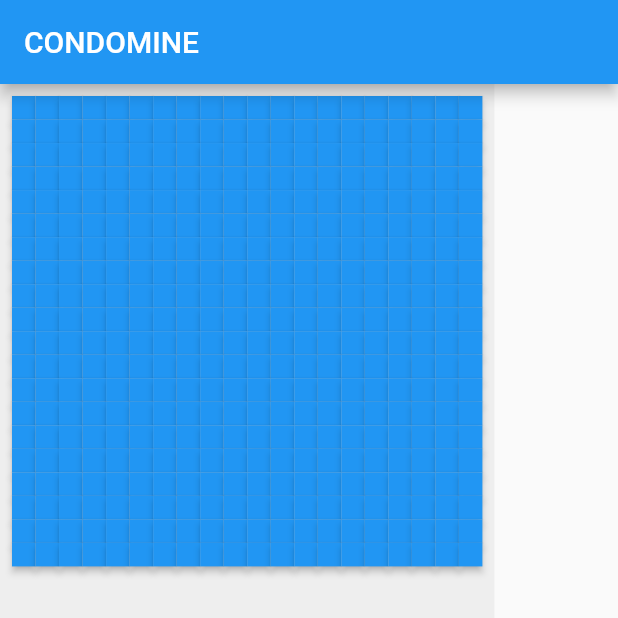
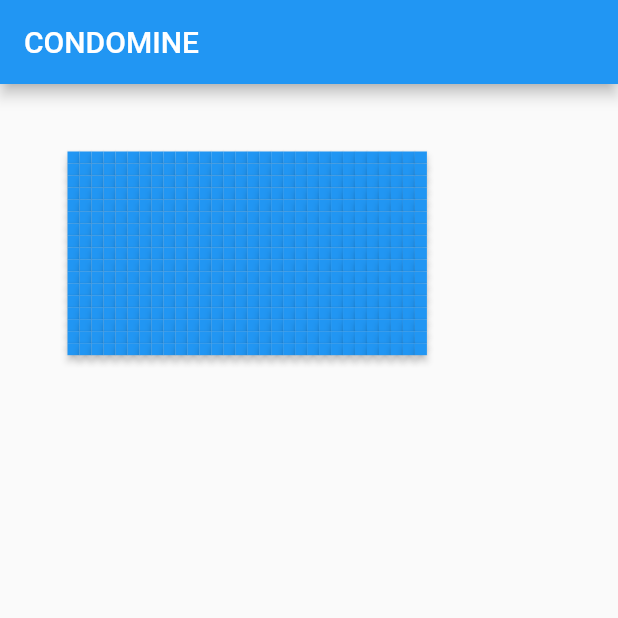
Before and after one commit to WillianColombo/condomine, a Flutter app: the screen it shows after launch, on a phone screen of 412 x 824 dp, the top half of it. Run offline on Flutter 3.47's test engine with Material 2 defaults, Android fonts, the phone set to English and light mode, and no system bars.

Commit message:
Tentativas de mudança do tabuleiro para uma matriz com coordenadas

```diff
--- a/lib/main.dart
+++ b/lib/main.dart
@@ -16,7 +16,7 @@ class MyApp extends StatelessWidget {
         appBar: AppBar(
           title: const Text('CONDOMINE'),
         ),
-        body: Tabuleiro(), // Vincula o tabuleiro a tela
+        body: const Tabuleiro(), // Vincula o tabuleiro a tela
       ),
     );
   }
--- a/lib/models/campo.dart
+++ b/lib/models/campo.dart
@@ -1,15 +1,32 @@
 import 'package:flutter/material.dart';
-import 'package:campominado/models/tabuleiro.dart';
 
-class Campo extends StatelessWidget {
-  //const Campo({super.key});
+class Campo extends StatefulWidget {
+  //Campo({super.key});
 
+    int? _numColuna;
+    int? _numLinha;
+
+  Campo(this._numColuna, this._numLinha, {super.key});
+
+  @override
+  State<Campo> createState() => _CampoState();
+}
+
+class _CampoState extends State<Campo> {
   bool _minado = false;
   bool _aberto = false;
   int qtdBombasAdj = 0;
 
   void _abrir(){
     print("Abrir");
+    _aberto = true;
+
+    if(_aberto = true) {
+      Text("1");
+      print("Mudar");
+    }
+
+
   }
 
   @override
--- a/lib/models/tabuleiro.dart
+++ b/lib/models/tabuleiro.dart
@@ -1,37 +1,40 @@
 import 'package:campominado/models/campo.dart';
 import 'package:flutter/material.dart';
-import 'package:window_manager/window_manager.dart';
 
-  class Tabuleiro extends StatelessWidget {
-    Tabuleiro({super.key});
+  class Tabuleiro extends StatefulWidget {
+    const Tabuleiro({super.key});
 
-    final int _linhas = 20; //Define o número de linhas para o tabuleiro
-    final int _colunas = 20; //Define o número de colunas para o tabuleiro
-    int columnCount = 0;
+    @override
+    State<Tabuleiro> createState() => _TabuleiroState();
+  }
+
+  class _TabuleiroState extends State<Tabuleiro> {
+    final int _linhas = 17; //Define o número de linhas para o tabuleiro
+    final int _colunas = 30; //Define o número de colunas para o tabuleiro
+
+    int i = 0;
+    int j = 0;
 
     @override
     Widget build(BuildContext context) {
-      Size screenSize = MediaQuery.of(context).size;
+      Size screenSize = MediaQuery.of(context).size; //Recebe a proporção de tela do dispositivo
 
-      double proporcao = screenSize.width*0.8/screenSize.height;
-      print(proporcao);
-      print("Altura: ${screenSize.height}");
-      print("Largura: ${screenSize.width*0.8}");
-
-  return Container(
-    height: screenSize.height,
-    width: screenSize.width*0.8,
-    color: Colors.grey[200],
-    padding: const EdgeInsets.all(8.0),
+      return Container(
+    height: screenSize.height, //Define a altura do container
+    width: screenSize.width*0.8, //Define a largura do container
+    //color: Color.fromARGB(255, 255, 255, 255),
+    padding: const EdgeInsets.all(45.0),
     child: GridView.builder(
       shrinkWrap: true,
-      //physics: const NeverScrollableScrollPhysics(),
+      //physics: const NeverScrollableScrollPhysics(), //Impede a utilização do scroll
       gridDelegate: SliverGridDelegateWithFixedCrossAxisCount(
-        crossAxisCount: _colunas,
+        crossAxisCount: _colunas, //Define o número de colunas do GridView com base no _colunas
       ),
-      itemCount: _linhas * _colunas,
+      itemCount: _linhas * _colunas, //Define o número de campos
       itemBuilder: (context, position) {
-        return Campo();
+        i++;
+        j++;
+        return  Campo(i, j);
       },
     ),
   );
--- a/pubspec.yaml
+++ b/pubspec.yaml
@@ -30,6 +30,9 @@ environment:
 dependencies:
   flutter:
     sdk: flutter
+  window_manager: ^0.3.4
+
+
 
 
   # The following adds the Cupertino Icons font to your application.
```
Also changed, not shown: pubspec.lock, 5 other files.
